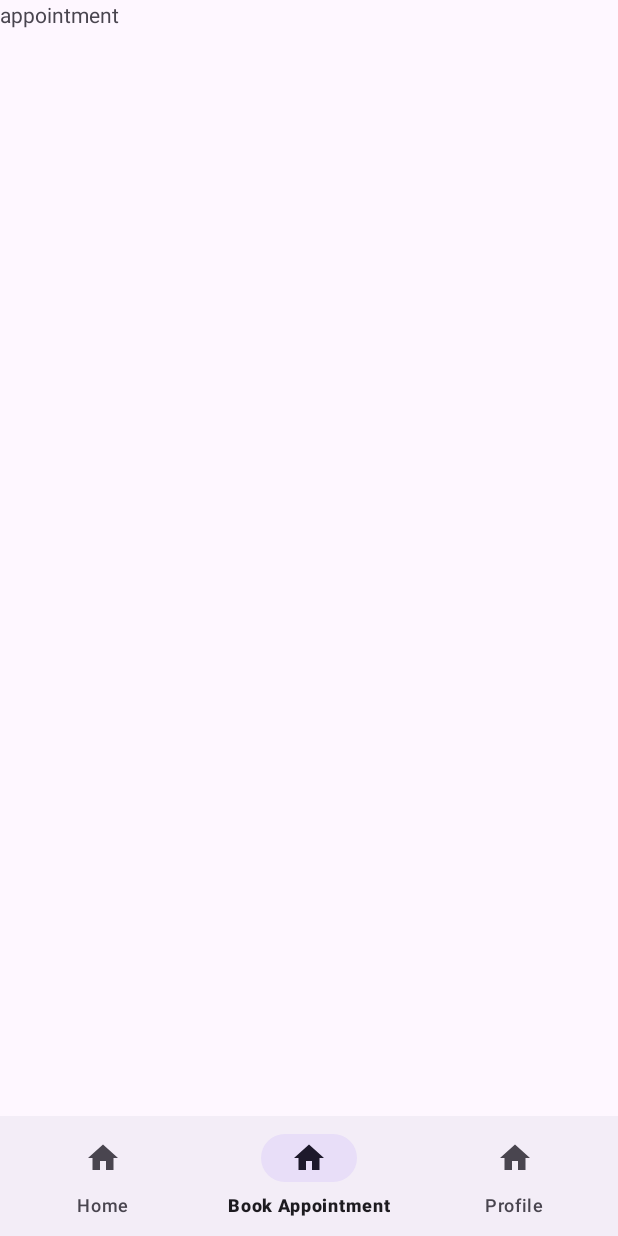
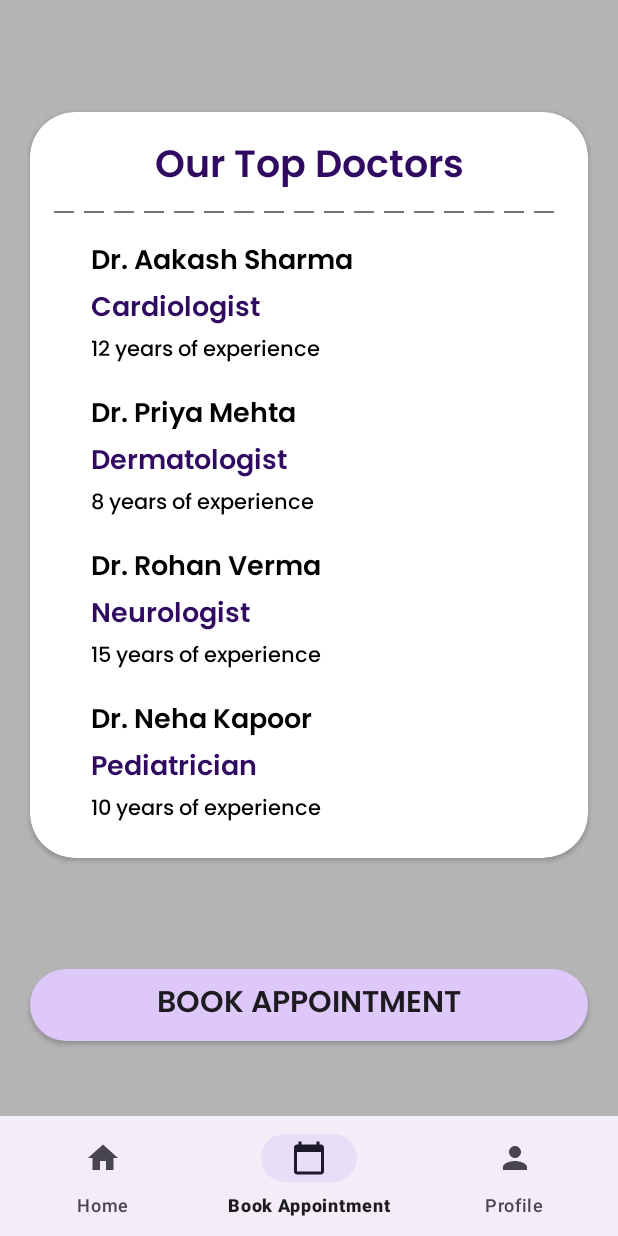
Before and after one commit to DevilSpecial/MedSewa, an Android app: the AppointmentFragment screen opened through its navigation route, on a phone screen of 412 x 824 dp. Run offline under Robolectric (Android 15) with nearby library versions, the phone set to English and light mode, and no system bars; our stand-ins replace navigation-ui.

Commit message:
Appointment Fragment worked

```diff
--- /dev/null
+++ b/app/src/main/java/com/example/medsewa/AdapterDoctors.kt
@@ -0,0 +1,34 @@
+package com.example.medsewa
+
+import android.view.LayoutInflater
+import android.view.ViewGroup
+import androidx.recyclerview.widget.RecyclerView
+import com.example.medsewa.AdapterMed.MedViewHolder
+import com.example.medsewa.DataClasses.Doctors
+import com.example.medsewa.DataClasses.Medecine
+import com.example.medsewa.databinding.DoctorCardViewBinding
+import com.example.medsewa.databinding.MedicineCardViewBinding
+
+class AdapterDoctors(private val drList: ArrayList<Doctors>): RecyclerView.Adapter<AdapterDoctors.DrViewHolder>() {
+    override fun onCreateViewHolder(parent: ViewGroup, viewType: Int): AdapterDoctors.DrViewHolder {
+        val binding = DoctorCardViewBinding.inflate(LayoutInflater.from(parent.context),parent,false)
+        return  DrViewHolder(binding)
+    }
+
+    override fun getItemCount(): Int {
+        return drList.size
+    }
+
+    override fun onBindViewHolder(holder: AdapterDoctors.DrViewHolder, position: Int) {
+        val dr = drList[position]
+        holder.bind(dr)
+    }
+
+
+    class DrViewHolder(private val binding: DoctorCardViewBinding) : RecyclerView.ViewHolder(binding.root) {
+        fun bind(doctors: Doctors) {
+            binding.tvName.text = doctors.name
+            binding.tvSpecial.text = doctors.speciality
+            binding.tvYears.text = "${doctors.years} years of experience"
+        }
+    }}
--- a/app/src/main/java/com/example/medsewa/AdapterMed.kt
+++ b/app/src/main/java/com/example/medsewa/AdapterMed.kt
@@ -1,30 +1,29 @@
 package com.example.medsewa
 
 import android.view.LayoutInflater
-import android.view.View
 import android.view.ViewGroup
 import android.widget.ImageView
-import androidx.appcompat.view.menu.MenuView.ItemView
 import androidx.core.content.ContextCompat
 import androidx.recyclerview.widget.RecyclerView
-import com.example.medsewa.databinding.MedecingCardViewBinding
+import com.example.medsewa.DataClasses.Medecine
+import com.example.medsewa.databinding.MedicineCardViewBinding
 
-class AdapterMed(private val medList: ArrayList<Medecine>): RecyclerView.Adapter<AdapterMed.MyViewHolder>() {
-    override fun onCreateViewHolder(parent: ViewGroup, viewType: Int): MyViewHolder {
-        val binding = MedecingCardViewBinding.inflate(LayoutInflater.from(parent.context),parent,false)
-        return  MyViewHolder(binding)
+class AdapterMed(private val medList: ArrayList<Medecine>): RecyclerView.Adapter<AdapterMed.MedViewHolder>() {
+    override fun onCreateViewHolder(parent: ViewGroup, viewType: Int): MedViewHolder {
+        val binding = MedicineCardViewBinding.inflate(LayoutInflater.from(parent.context),parent,false)
+        return  MedViewHolder(binding)
     }
 
     override fun getItemCount(): Int {
         return  medList.size
     }
 
-    override fun onBindViewHolder(holder: MyViewHolder, position: Int) {
+    override fun onBindViewHolder(holder: MedViewHolder, position: Int) {
         val med = medList[position]
         holder.bind(med)
     }
 
-    class MyViewHolder(private val binding: MedecingCardViewBinding) : RecyclerView.ViewHolder(binding.root) {
+    class MedViewHolder(private val binding: MedicineCardViewBinding) : RecyclerView.ViewHolder(binding.root) {
         fun bind(medicine: Medecine) {
             binding.medName.text = medicine.medText
             binding.tvTimes.text = "${medicine.numPills} Times Daily"
--- /dev/null
+++ b/app/src/main/java/com/example/medsewa/DataClasses/Doctors.kt
@@ -0,0 +1,3 @@
+package com.example.medsewa.DataClasses
+
+data class Doctors(var name : String, var years : Int, var speciality : String)
--- a/app/src/main/java/com/example/medsewa/Medecine.kt
+++ b/app/src/main/java/com/example/medsewa/DataClasses/Medecine.kt
@@ -1,3 +1,3 @@
-package com.example.medsewa
+package com.example.medsewa.DataClasses
 
 data class Medecine(var medText : String, var daysTaken : Int,var totalDays: Int, var pillsTaken : Int, var numPills:Int)
--- a/app/src/main/java/com/example/medsewa/fragments/AppointmentFragment.kt
+++ b/app/src/main/java/com/example/medsewa/fragments/AppointmentFragment.kt
@@ -5,20 +5,39 @@ import androidx.fragment.app.Fragment
 import android.view.LayoutInflater
 import android.view.View
 import android.view.ViewGroup
+import androidx.core.content.ContextCompat
+import androidx.recyclerview.widget.DividerItemDecoration
+import androidx.recyclerview.widget.LinearLayoutManager
+import com.example.medsewa.AdapterDoctors
+import com.example.medsewa.AdapterMed
+import com.example.medsewa.DataClasses.Doctors
 import com.example.medsewa.R
+import com.example.medsewa.databinding.FragmentAppointmentBinding
 
 class AppointmentFragment : Fragment() {
-    // TODO: Rename and change types of parameters
-    private var param1: String? = null
-    private var param2: String? = null
+    lateinit var binding: FragmentAppointmentBinding
+    private lateinit var adapter: AdapterDoctors
+    val doctorsList = arrayListOf(
+        Doctors("Dr. Aakash Sharma", 12, "Cardiologist"),
+        Doctors("Dr. Priya Mehta", 8, "Dermatologist"),
+        Doctors("Dr. Rohan Verma", 15, "Neurologist"),
+        Doctors("Dr. Neha Kapoor", 10, "Pediatrician")
+    )
 
 
     override fun onCreateView(
         inflater: LayoutInflater, container: ViewGroup?,
         savedInstanceState: Bundle?
     ): View? {
-        // Inflate the layout for this fragment
-        return inflater.inflate(R.layout.fragment_appointment, container, false)
+        binding = FragmentAppointmentBinding.inflate(layoutInflater)
+        return binding.root
+    }
+
+    override fun onViewCreated(view: View, savedInstanceState: Bundle?) {
+        super.onViewCreated(view, savedInstanceState)
+        adapter= AdapterDoctors(doctorsList)
+        binding.recyclerView.layoutManager=LinearLayoutManager(requireContext())
+        binding.recyclerView.adapter=adapter
     }
 
 }
--- a/app/src/main/java/com/example/medsewa/fragments/HomeFragment.kt
+++ b/app/src/main/java/com/example/medsewa/fragments/HomeFragment.kt
@@ -7,8 +7,7 @@ import android.view.ViewGroup
 import androidx.fragment.app.Fragment
 import androidx.recyclerview.widget.LinearLayoutManager
 import com.example.medsewa.AdapterMed
-import com.example.medsewa.Medecine
-import com.example.medsewa.R
+import com.example.medsewa.DataClasses.Medecine
 import com.example.medsewa.databinding.FragmentHomeBinding
 
 class HomeFragment : Fragment() {
@@ -16,6 +15,8 @@ class HomeFragment : Fragment() {
     private lateinit var adapter: AdapterMed
     private val medicines = arrayListOf(
         Medecine("Amoxicillin 500mg", 1, 3,0,5),
+        Medecine("Paracetamol 650mg",  2, 2,0,4),
+        Medecine("Paracetamol 650mg",  2, 2,0,4),
         Medecine("Paracetamol 650mg",  2, 2,0,4),
         Medecine("Cough Syrup",  0, 1,0,2)
     )
@@ -30,7 +31,6 @@ lateinit var  binding: FragmentHomeBinding
     }
 
     override fun onViewCreated(view: View, savedInstanceState: Bundle?) {
-
         super.onViewCreated(view, savedInstanceState)
         adapter = AdapterMed(medicines)
         binding.recyclerView.layoutManager = LinearLayoutManager(requireContext())
--- /dev/null
+++ b/app/src/main/res/drawable/baseline_add_24.xml
@@ -0,0 +1,5 @@
+<vector xmlns:android="http://schemas.android.com/apk/res/android" android:height="24dp" android:tint="#000000" android:viewportHeight="24" android:viewportWidth="24" android:width="24dp">
+
+    <path android:fillColor="@android:color/white" android:pathData="M19,13h-6v6h-2v-6H5v-2h6V5h2v6h6v2z"/>
+
+</vector>
--- /dev/null
+++ b/app/src/main/res/drawable/baseline_calendar_today_24.xml
@@ -0,0 +1,5 @@
+<vector xmlns:android="http://schemas.android.com/apk/res/android" android:height="24dp" android:tint="#000000" android:viewportHeight="24" android:viewportWidth="24" android:width="24dp">
+
+    <path android:fillColor="@android:color/white" android:pathData="M20,3h-1L19,1h-2v2L7,3L7,1L5,1v2L4,3c-1.1,0 -2,0.9 -2,2v16c0,1.1 0.9,2 2,2h16c1.1,0 2,-0.9 2,-2L22,5c0,-1.1 -0.9,-2 -2,-2zM20,21L4,21L4,8h16v13z"/>
+
+</vector>
--- /dev/null
+++ b/app/src/main/res/drawable/baseline_delete_outline_24.xml
@@ -0,0 +1,5 @@
+<vector xmlns:android="http://schemas.android.com/apk/res/android" android:height="24dp" android:tint="#000000" android:viewportHeight="24" android:viewportWidth="24" android:width="24dp">
+
+    <path android:fillColor="@android:color/white" android:pathData="M6,19c0,1.1 0.9,2 2,2h8c1.1,0 2,-0.9 2,-2L18,7L6,7v12zM8,9h8v10L8,19L8,9zM15.5,4l-1,-1h-5l-1,1L5,4v2h14L19,4z"/>
+
+</vector>
--- /dev/null
+++ b/app/src/main/res/drawable/baseline_person_24.xml
@@ -0,0 +1,5 @@
+<vector xmlns:android="http://schemas.android.com/apk/res/android" android:height="24dp" android:tint="#000000" android:viewportHeight="24" android:viewportWidth="24" android:width="24dp">
+
+    <path android:fillColor="@android:color/white" android:pathData="M12,12c2.21,0 4,-1.79 4,-4s-1.79,-4 -4,-4 -4,1.79 -4,4 1.79,4 4,4zM12,14c-2.67,0 -8,1.34 -8,4v2h16v-2c0,-2.66 -5.33,-4 -8,-4z"/>
+
+</vector>
--- /dev/null
+++ b/app/src/main/res/drawable/btn_add_bg.xml
@@ -0,0 +1,5 @@
+<?xml version="1.0" encoding="utf-8"?>
+<shape xmlns:android="http://schemas.android.com/apk/res/android">
+<solid android:color="#DDC8F9"/>
+    <corners android:radius="30dp"/>
+</shape>
--- /dev/null
+++ b/app/src/main/res/drawable/dr_bg.xml
@@ -0,0 +1,7 @@
+<?xml version="1.0" encoding="utf-8"?>
+<shape xmlns:android="http://schemas.android.com/apk/res/android">
+<stroke android:width="2dp"
+    android:dashGap="2dp"
+    android:dashWidth="2dp"
+    android:color="#7E7C7C"/>
+</shape>
--- /dev/null
+++ b/app/src/main/res/layout/doctor_card_view.xml
@@ -0,0 +1,48 @@
+<?xml version="1.0" encoding="utf-8"?>
+<androidx.constraintlayout.widget.ConstraintLayout xmlns:android="http://schemas.android.com/apk/res/android"
+    xmlns:app="http://schemas.android.com/apk/res-auto"
+    xmlns:tools="http://schemas.android.com/tools"
+    android:layout_width="match_parent"
+    android:layout_height="wrap_content"
+    android:layout_marginHorizontal="5dp">
+
+
+        <TextView
+            android:id="@+id/tv_name"
+            android:layout_width="wrap_content"
+            android:layout_height="wrap_content"
+            android:fontFamily="@font/poppins_semibold"
+            android:text="Doctor Name"
+            android:textColor="@color/black"
+            android:textSize="18sp"
+            android:layout_marginTop="15dp"
+            android:layout_marginStart="15dp"
+            app:layout_constraintStart_toStartOf="parent"
+            app:layout_constraintTop_toTopOf="parent" />
+
+    <TextView
+        android:id="@+id/tv_years"
+        android:layout_width="wrap_content"
+        android:layout_height="wrap_content"
+        android:layout_marginStart="15dp"
+        android:fontFamily="@font/poppins_medium"
+        android:text="5 years of experience"
+        android:textColor="@color/black"
+        android:textSize="14sp"
+        app:layout_constraintStart_toStartOf="parent"
+        app:layout_constraintTop_toBottomOf="@+id/tv_special" />
+
+    <TextView
+        android:id="@+id/tv_special"
+        android:layout_width="wrap_content"
+        android:layout_height="wrap_content"
+        android:layout_marginStart="15dp"
+        android:fontFamily="@font/poppins_semibold"
+        android:text="Doctor speciality"
+        android:textColor="#300A61"
+        android:textSize="18sp"
+        app:layout_constraintStart_toStartOf="parent"
+        app:layout_constraintTop_toBottomOf="@+id/tv_name" />
+
+
+</androidx.constraintlayout.widget.ConstraintLayout>
--- a/app/src/main/res/layout/fragment_appointment.xml
+++ b/app/src/main/res/layout/fragment_appointment.xml
@@ -1,14 +1,72 @@
 <?xml version="1.0" encoding="utf-8"?>
-<FrameLayout xmlns:android="http://schemas.android.com/apk/res/android"
+<androidx.constraintlayout.widget.ConstraintLayout xmlns:android="http://schemas.android.com/apk/res/android"
     xmlns:tools="http://schemas.android.com/tools"
     android:layout_width="match_parent"
     android:layout_height="match_parent"
+    xmlns:app="http://schemas.android.com/apk/res-auto"
+    android:background="#B4B4B4"
     tools:context=".fragments.AppointmentFragment">
 
-    <!-- TODO: Update blank fragment layout -->
-    <TextView
+    <androidx.cardview.widget.CardView
         android:layout_width="match_parent"
-        android:layout_height="match_parent"
-        android:text="appointment" />
+        android:layout_height="wrap_content"
+        android:layout_marginHorizontal="20dp"
+        app:cardCornerRadius="30dp"
+        app:layout_constraintBottom_toTopOf="@+id/btn_appointment"
+        app:layout_constraintEnd_toEndOf="parent"
+        app:layout_constraintStart_toStartOf="parent"
+        app:layout_constraintTop_toTopOf="parent">
 
-</FrameLayout>
+        <androidx.constraintlayout.widget.ConstraintLayout
+            android:layout_width="match_parent"
+            android:layout_height="match_parent"
+            android:paddingBottom="20dp">
+
+            <TextView
+                android:id="@+id/med_name"
+                android:layout_width="wrap_content"
+                android:layout_height="wrap_content"
+                android:layout_marginTop="15dp"
+                android:fontFamily="@font/poppins_semibold"
+                android:text="Our Top Doctors"
+                android:textColor="#300A61"
+                android:textSize="25sp"
+                app:layout_constraintEnd_toEndOf="parent"
+                app:layout_constraintStart_toStartOf="parent"
+                app:layout_constraintTop_toTopOf="parent" />
+            <ImageView
+                android:id="@+id/imageView2"
+                android:layout_width="match_parent"
+                android:layout_height="5dp"
+                android:layout_marginHorizontal="15dp"
+                android:layout_marginTop="5dp"
+                android:src="@drawable/dotted_line"
+                app:layout_constraintTop_toBottomOf="@id/med_name"
+                tools:layout_editor_absoluteX="15dp" />
+
+            <androidx.recyclerview.widget.RecyclerView
+                android:id="@+id/recyclerView"
+                android:layout_marginHorizontal="20dp"
+                android:layout_width="match_parent"
+                android:layout_height="wrap_content"
+                app:layout_constraintEnd_toEndOf="parent"
+                app:layout_constraintStart_toStartOf="parent"
+                app:layout_constraintTop_toBottomOf="@+id/imageView2" />
+        </androidx.constraintlayout.widget.ConstraintLayout>
+    </androidx.cardview.widget.CardView>
+
+    <androidx.appcompat.widget.AppCompatButton
+        android:id="@+id/btn_appointment"
+        android:layout_width="match_parent"
+        android:layout_height="wrap_content"
+        android:layout_marginHorizontal="20dp"
+        android:background="@drawable/btn_add_bg"
+        android:fontFamily="@font/poppins_semibold"
+        android:src="@drawable/baseline_add_24"
+        android:text="Book Appointment"
+        android:layout_marginBottom="50dp"
+        android:textSize="20dp"
+        app:layout_constraintBottom_toBottomOf="parent"
+        app:layout_constraintRight_toRightOf="parent" />
+
+</androidx.constraintlayout.widget.ConstraintLayout>
--- a/app/src/main/res/layout/fragment_home.xml
+++ b/app/src/main/res/layout/fragment_home.xml
@@ -8,6 +8,7 @@
     tools:context=".fragments.HomeFragment">
 <androidx.constraintlayout.widget.ConstraintLayout
     android:layout_width="match_parent"
+    android:paddingBottom="20dp"
     android:layout_height="match_parent">
 
     <androidx.cardview.widget.CardView
@@ -31,7 +32,7 @@ android:paddingTop="40dp"
                 android:layout_height="45dp"
                 android:layout_marginStart="15dp"
                 android:layout_marginTop="10dp"
-                android:src="@drawable/baseline_home_24"
+                android:src="@drawable/baseline_person_24"
                 app:layout_constraintStart_toStartOf="parent"
                 app:layout_constraintTop_toTopOf="parent"
                 app:tint="@color/white" />
@@ -81,5 +82,20 @@ android:paddingTop="40dp"
         android:layout_width="match_parent"
         android:layout_height="wrap_content"
         app:layout_constraintTop_toBottomOf="@+id/cardView" />
+
+    <androidx.appcompat.widget.AppCompatButton
+        android:id="@+id/fabAddMedicine"
+        android:layout_width="match_parent"
+        android:layout_height="wrap_content"
+        android:layout_margin="16dp"
+        android:layout_marginHorizontal="20dp"
+        android:background="@drawable/btn_add_bg"
+        android:fontFamily="@font/poppins_semibold"
+        android:src="@drawable/baseline_add_24"
+        android:text="Add Medecine"
+        android:textSize="20dp"
+        app:layout_constraintBottom_toBottomOf="parent"
+        app:layout_constraintRight_toRightOf="parent"
+        app:layout_constraintTop_toBottomOf="@+id/recyclerView" />
 </androidx.constraintlayout.widget.ConstraintLayout>
 </androidx.core.widget.NestedScrollView>
--- a/app/src/main/res/layout/medecing_card_view.xml
+++ b/app/src/main/res/layout/medicine_card_view.xml
@@ -4,6 +4,7 @@
     xmlns:tools="http://schemas.android.com/tools"
     android:layout_width="match_parent"
     app:cardCornerRadius="20dp"
+    android:elevation="5dp"
     android:layout_margin="15dp"
         android:layout_height="wrap_content"
     android:layout_marginHorizontal="5dp">
@@ -23,6 +24,17 @@
          android:layout_marginTop="15dp"
          android:layout_marginStart="15dp"
          app:layout_constraintStart_toStartOf="parent"
+         app:layout_constraintTop_toTopOf="parent" />
+
+     <ImageView
+         android:id="@+id/btnDel"
+         app:tint="#EF0B0B"
+         android:layout_marginTop="10dp"
+         android:layout_marginEnd="10dp"
+         android:layout_width="35dp"
+         android:layout_height="35dp"
+         android:src="@drawable/baseline_delete_outline_24"
+         app:layout_constraintEnd_toEndOf="parent"
          app:layout_constraintTop_toTopOf="parent" />
 
      <ImageView
--- a/app/src/main/res/menu/bot_nav.xml
+++ b/app/src/main/res/menu/bot_nav.xml
@@ -3,7 +3,7 @@
 <item android:id="@+id/home" android:title="Home"
     android:icon="@drawable/baseline_home_24"/>
     <item android:id="@+id/appointment" android:title="Book Appointment"
-        android:icon="@drawable/baseline_home_24"/>
+        android:icon="@drawable/baseline_calendar_today_24"/>
     <item android:id="@+id/profile" android:title="Profile"
-        android:icon="@drawable/baseline_home_24"/>
+        android:icon="@drawable/baseline_person_24"/>
 </menu>
```
